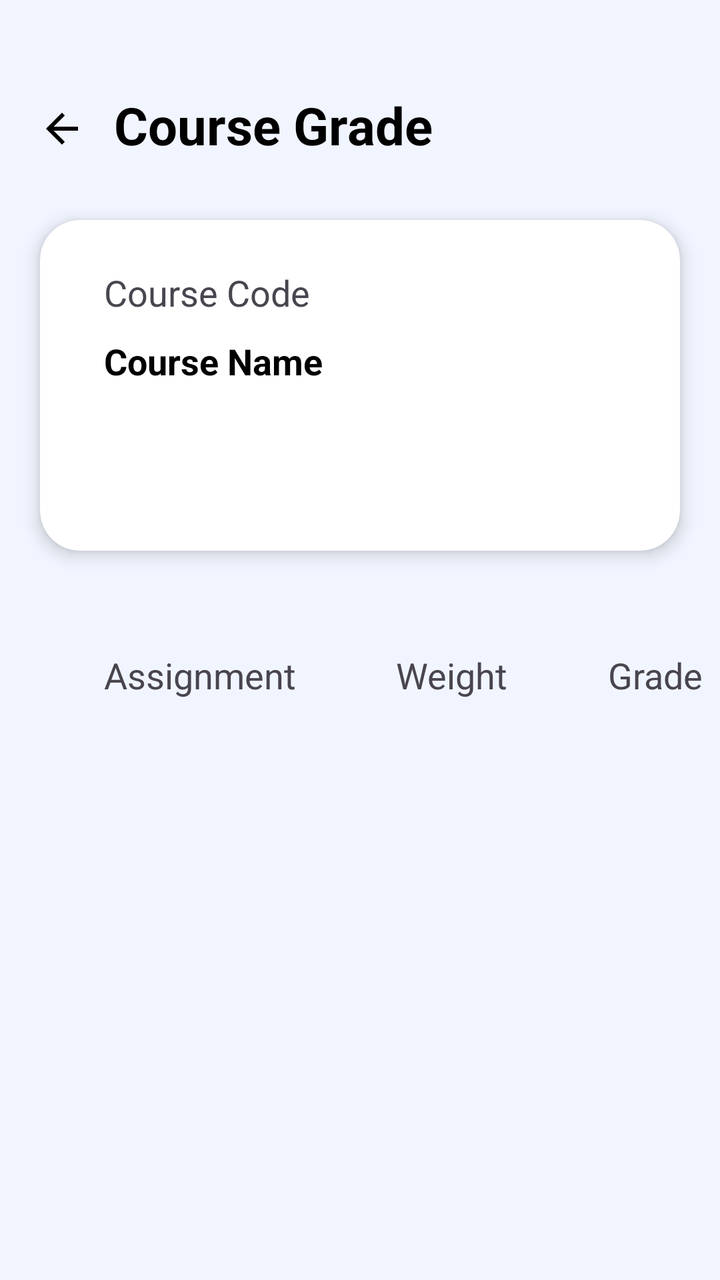
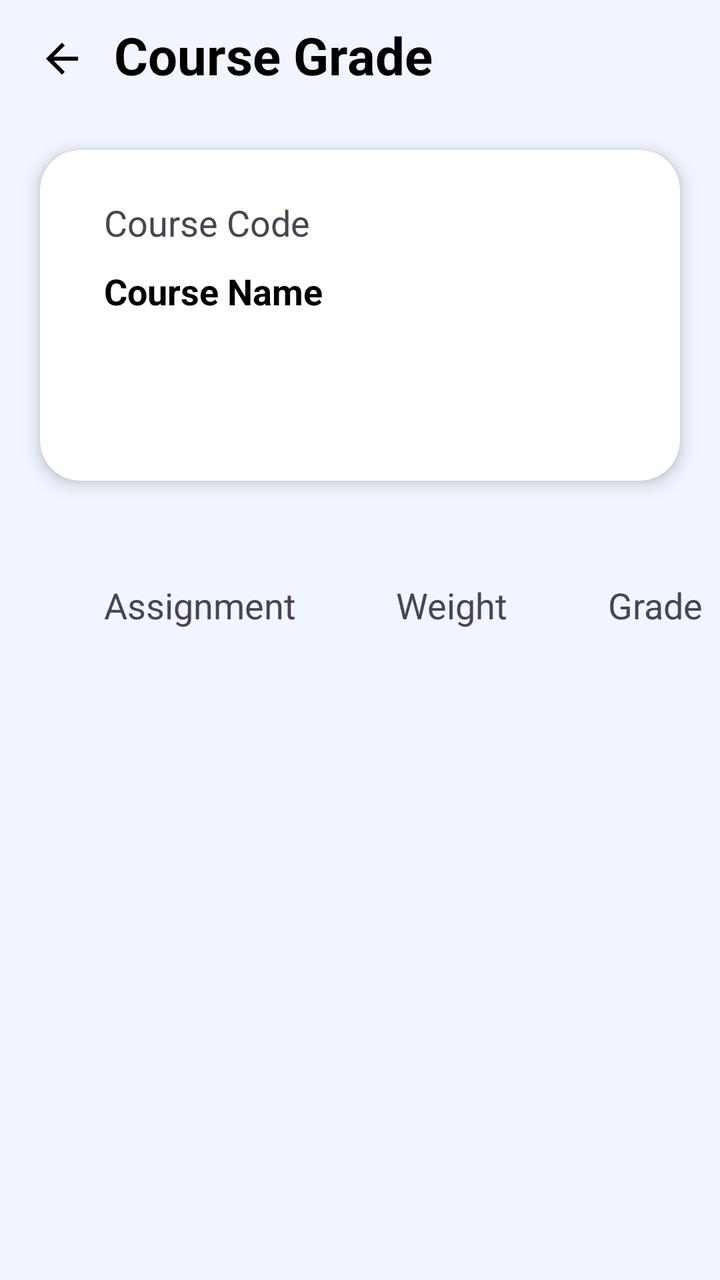

Two renders of the same Android screen: before a commit and after it. Below are the layout's source before the change and the commit's diff.
<!-- AndroidManifest.xml: application theme Theme.Project_JomStudy -->
<!-- res/layout/activity_course_grade_detail.xml -->
<?xml version="1.0" encoding="utf-8"?>
<LinearLayout xmlns:android="http://schemas.android.com/apk/res/android"
    xmlns:app="http://schemas.android.com/apk/res-auto"
    xmlns:tools="http://schemas.android.com/tools"
    android:id="@+id/main"
    android:layout_width="match_parent"
    android:layout_height="match_parent"
    android:background="@color/light_blue"
    android:orientation="vertical"
    tools:context=".CourseDetail">

    <LinearLayout
        android:layout_width="match_parent"
        android:layout_height="wrap_content"
        android:orientation="horizontal"
        android:layout_marginTop="45dp"
        android:gravity="center_vertical">

        <ImageButton
            android:id="@+id/backButton"
            android:layout_width="32dp"
            android:layout_height="32dp"
            android:src="@drawable/baseline_arrow_back_24"
            android:background="?android:attr/selectableItemBackgroundBorderless"
            android:layout_marginStart="15dp"
            android:layout_marginTop="2dp"/>

        <TextView
            android:layout_width="wrap_content"
            android:layout_height="wrap_content"
            android:text="Course Grade"
            android:textSize="26sp"
            android:textStyle="bold"
            android:layout_marginStart="10dp"
            android:textColor="@color/black"
            android:layout_gravity="center"/>

    </LinearLayout>

    <androidx.cardview.widget.CardView
        android:layout_width="match_parent"
        android:layout_height="wrap_content"
        android:layout_marginStart="20dp"
        android:layout_marginTop="30dp"
        android:layout_marginEnd="20dp"
        app:cardElevation="5dp"
        app:cardCornerRadius="20dp">

        <LinearLayout
            android:layout_width="match_parent"
            android:layout_height="match_parent"
            android:layout_gravity="center_horizontal"
            android:orientation="horizontal"
            android:padding="22dp">

            <LinearLayout
                android:layout_width="wrap_content"
                android:layout_height="wrap_content"
                android:orientation="vertical">
                <TextView
                    android:layout_width="wrap_content"
                    android:layout_height="wrap_content"
                    android:id="@+id/courseCode"
                    android:text="Course Code"
                    android:textSize="18sp"
                    android:layout_marginStart="10dp"
                    android:layout_marginTop="2dp"/>


                <TextView
                    android:layout_width="wrap_content"
                    android:layout_height="wrap_content"
                    android:id="@+id/courseName"
                    android:text="Course Name"
                    android:textColor="@color/black"
                    android:textSize="18sp"
                    android:layout_marginStart="10dp"
                    android:layout_marginTop="10dp"
                    android:textStyle="bold"/>

            </LinearLayout>

            <TextView
                android:id="@+id/averageGrade"
                android:layout_width="wrap_content"
                android:layout_height="wrap_content"
                android:layout_marginStart="160dp"
                android:layout_marginTop="15dp"
                android:text="0.00"
                android:textColor="@color/black"
                android:textSize="22sp"
                android:textStyle="bold" />

        </LinearLayout>

    </androidx.cardview.widget.CardView>

    <LinearLayout
        android:layout_width="370dp"
        android:layout_height="wrap_content"
        android:layout_marginStart="20dp"
        android:orientation="horizontal">

        <TextView
            android:layout_width="wrap_content"
            android:layout_height="wrap_content"
            android:layout_marginStart="32dp"
            android:layout_marginTop="50dp"
            android:text="Assignment"
            android:textSize="18sp" />

        <TextView
            android:layout_width="wrap_content"
            android:layout_height="wrap_content"
            android:layout_marginStart="50dp"
            android:layout_marginTop="50dp"
            android:text="Weight"
            android:textSize="18sp" />

        <TextView
            android:layout_width="wrap_content"
            android:layout_height="wrap_content"
            android:layout_marginStart="50dp"
            android:layout_marginTop="50dp"
            android:text="Grade"
            android:textSize="18sp" />

    </LinearLayout>

    <androidx.recyclerview.widget.RecyclerView
        android:id="@+id/assignmentsGradeList"
        android:layout_width="367dp"
        android:layout_height="520dp"
        android:layout_marginStart="20dp"
        android:layout_marginTop="20dp"
        android:layout_marginEnd="20dp"


        app:layout_constraintBottom_toBottomOf="parent"
        app:layout_constraintEnd_toEndOf="parent"
        app:layout_constraintStart_toStartOf="parent"
        app:layout_constraintTop_toTopOf="parent" />

</LinearLayout>
<!-- resources referenced by this layout -->
<resources>
  <color name="black">#FF000000</color>
  <color name="light_blue">#f1f5ff</color>
  <!-- drawable baseline_arrow_back_24 (drawable) -->
  <vector xmlns:android="http://schemas.android.com/apk/res/android" android:autoMirrored="true" android:height="24dp" android:tint="#000000" android:viewportHeight="24" android:viewportWidth="24" android:width="24dp">
        
      <path android:fillColor="@android:color/white" android:pathData="M20,11H7.83l5.59,-5.59L12,4l-8,8 8,8 1.41,-1.41L7.83,13H20v-2z"/>
      
  </vector>
  <style name="Theme.Project_JomStudy" parent="Base.Theme.Project_JomStudy" />
  <style name="Base.Theme.Project_JomStudy" parent="Theme.Material3.DayNight.NoActionBar">
      </style>
</resources>

<!-- the commit's change to res/layout/activity_course_grade_detail.xml (unified diff, before → after) -->
@@ -13,7 +13,7 @@
         android:layout_width="match_parent"
         android:layout_height="wrap_content"
         android:orientation="horizontal"
-        android:layout_marginTop="45dp"
+        android:layout_marginTop="10dp"
         android:gravity="center_vertical">
 
         <ImageButton
@@ -76,7 +76,7 @@
                     android:textSize="18sp"
                     android:layout_marginStart="10dp"
                     android:layout_marginTop="10dp"
-                    android:textStyle="bold"/>
+                    android:textStyle="bold" />
 
             </LinearLayout>
 
